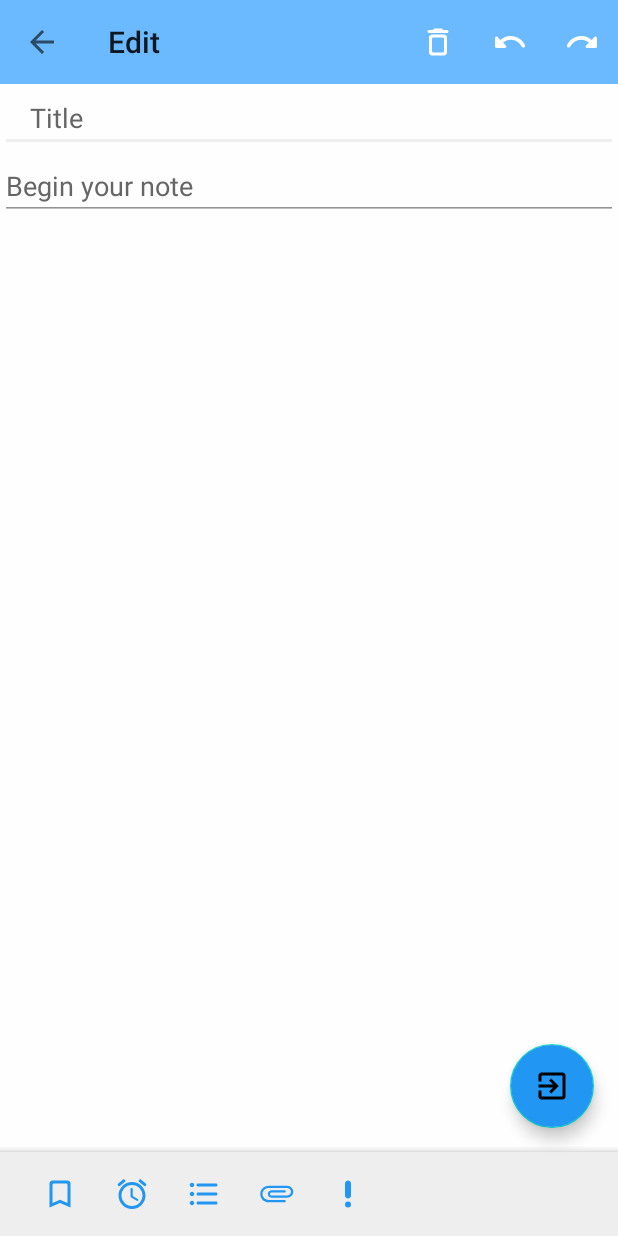
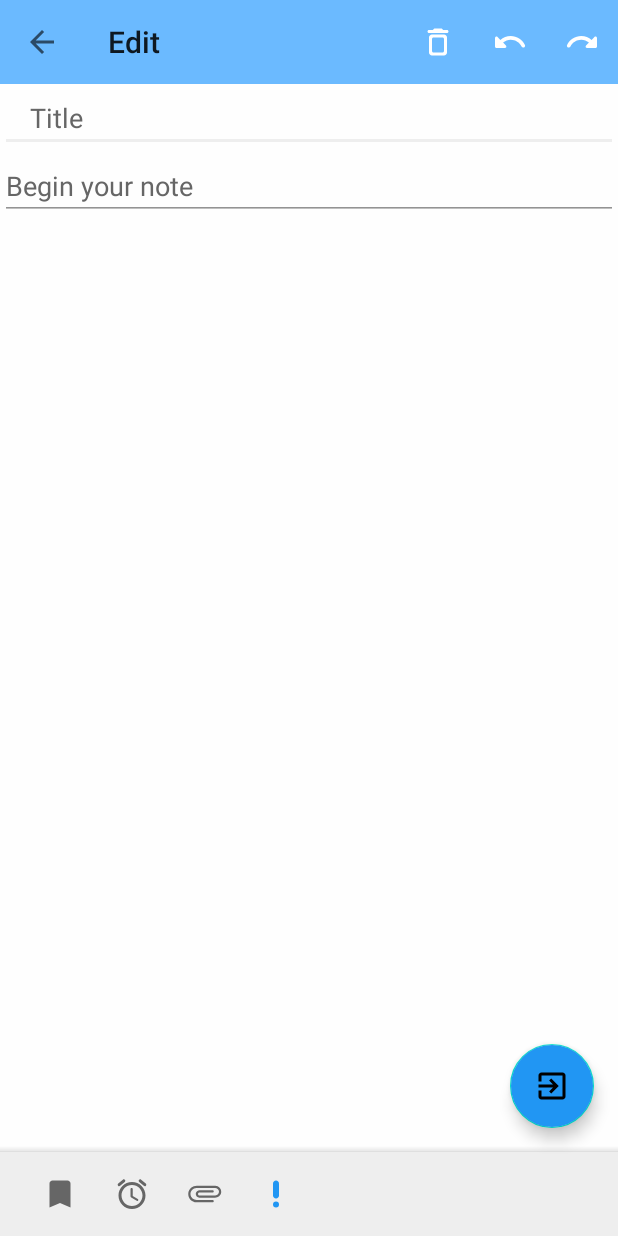
Before and after one commit to OSLL/practice20-task-manager, an Android app: the EditActivity screen opened directly, with no data from a screen before it, after a tap on "Redo", on a phone screen of 412 x 824 dp. Run offline under Robolectric (Android 15) with nearby library versions, the phone set to English and light mode, and no system bars; libraries missing offline, so code that uses them is left out: com.xwray.groupie; 2 other taps on this screen came first.

```diff
--- a/app/src/main/java/com/makentoshe/androidgithubcitemplate/EditActivity.kt
+++ b/app/src/main/java/com/makentoshe/androidgithubcitemplate/EditActivity.kt
@@ -1,14 +1,20 @@
 package com.makentoshe.androidgithubcitemplate
 
 import android.content.Intent
+import android.content.res.ColorStateList
 import android.graphics.drawable.ColorDrawable
 import android.os.Bundle
+import android.util.Log
 import android.view.Menu
+import android.view.MenuItem
 import android.view.View
 import android.view.animation.AnimationUtils
 import android.widget.ImageButton
 import android.widget.Toast
 import androidx.appcompat.app.AppCompatActivity
+import androidx.core.content.ContextCompat
+import androidx.core.graphics.toColor
+import androidx.core.widget.ImageViewCompat
 import androidx.recyclerview.widget.LinearLayoutManager
 import com.google.android.material.snackbar.Snackbar
 import com.makentoshe.androidgithubcitemplate.items.Task
@@ -18,19 +24,19 @@ import com.xwray.groupie.ViewHolder
 import kotlinx.android.synthetic.main.activity_edit.*
 import kotlinx.android.synthetic.main.activity_main.*
 import kotlinx.android.synthetic.main.note_layout.*
+import kotlin.math.PI
 
 class EditActivity : AppCompatActivity() {
-    var Title: String = ""
-    var Text: String = ""
-    var Date: Long = 0
-    var Image: String = ""
-    var Pin: Boolean = false
-    var Bookmark: Int = 0
-
+    var tTitle: String = ""
+    var tText: String = ""
+    var tDate: Long = 0
+    var tImage: String = ""
+    var tPin: Boolean = false
+    var tBookmark: Int = 0
     var isOpen = false
     var isPinned = false
-    //fun pinToggle()
-    fun addItem(isPinned: Boolean) {
+
+    fun addItem() {
         var db = TaskDatabase.getDatabase(application)
         var taskDao = db.taskDao()
         var task = Task()
@@ -39,6 +45,7 @@ class EditActivity : AppCompatActivity() {
             task.text=textField.text.toString()
             task.date=1//TODO
             task.image="a"//TODO
+            Log.v("PinStatusAdd",isPinned.toString())
             task.pin=isPinned
             task.bookmark=1//TODO
             taskDao.insert(task)
@@ -53,6 +60,12 @@ class EditActivity : AppCompatActivity() {
         actionBar?.setDisplayHomeAsUpEnabled(true)
         setContentView(R.layout.activity_edit)
 
+        Pin.setOnClickListener{
+            isPinned = !isPinned
+            if (isPinned) ImageViewCompat.setImageTintList(Pin, ColorStateList.valueOf(ContextCompat.getColor(applicationContext, R.color.colorPrimary))) else
+                ImageViewCompat.setImageTintList(Pin, ColorStateList.valueOf(ContextCompat.getColor(applicationContext, R.color.textColorSecondary)))
+            Log.v("PinStatus",isPinned.toString())
+        }
         // titlenote.addTextChangedListener(object: TextWatcher{
         //override fun afterTextChanged(s: Editable) {
         //    if (s.filter {char-> char.isDigit()}.isNotEmpty()) {
@@ -104,8 +117,20 @@ class EditActivity : AppCompatActivity() {
         }
 
     }
-
-
+    override fun onOptionsItemSelected(item: MenuItem): Boolean {
+        when (item.itemId) {
+            R.id.Undo ->{
+                Toast.makeText(this, "AAAAAAAAA", Toast.LENGTH_SHORT ).show()
+            }
+            R.id.Redo ->{
+                Toast.makeText(this, "AAAAAAAAA", Toast.LENGTH_SHORT ).show()
+            }
+            R.id.Delete ->{
+                Toast.makeText(this, "AAAAAAAAA", Toast.LENGTH_SHORT ).show()
+            }
+        }
+        return super.onOptionsItemSelected(item)
+    }
     override fun onCreateOptionsMenu(menu: Menu): Boolean {
         val inflater = menuInflater
         inflater.inflate(R.menu.edit_menu_upper, menu)
@@ -113,14 +138,14 @@ class EditActivity : AppCompatActivity() {
     }
 
         override fun onSupportNavigateUp(): Boolean {
-        addItem(isPinned)
+        addItem()
         intent = Intent(this, MainActivity::class.java)
         startActivity(intent)
         finish()
         return true
     }
     override fun onBackPressed() {
-        addItem(isPinned)
+        addItem()
         intent = Intent(this, MainActivity::class.java)
         startActivity(intent)
         finish()
--- a/app/src/main/java/com/makentoshe/androidgithubcitemplate/items/TaskDao.kt
+++ b/app/src/main/java/com/makentoshe/androidgithubcitemplate/items/TaskDao.kt
@@ -17,6 +17,9 @@ interface TaskDao {
     @Update
     fun update(employee: Task)
 
+    @Query("DELETE FROM Task WHERE id = :id")
+    fun deleteById(id: Long)
+
     @Delete
     fun delete(employee: Task?)
 
--- a/app/src/main/java/com/makentoshe/androidgithubcitemplate/items/TaskItem.kt
+++ b/app/src/main/java/com/makentoshe/androidgithubcitemplate/items/TaskItem.kt
@@ -1,5 +1,6 @@
 package com.makentoshe.androidgithubcitemplate.items
 
+import android.util.Log
 import android.view.View
 import com.makentoshe.androidgithubcitemplate.R
 import com.xwray.groupie.kotlinandroidextensions.Item
@@ -20,6 +21,7 @@ class TaskItem(private val task: Task) : Item() {
                 note_date.visibility = View.VISIBLE
                 note_date.text = "High Noon"
             }
+            Log.v("PinStatusBind",task.pin.toString())
             if (task.pin) pin_icon.visibility = View.VISIBLE
             if (task.image != "") note_image.visibility = View.VISIBLE
             if (task.bookmark != 0) {
--- a/app/src/main/res/layout/activity_edit.xml
+++ b/app/src/main/res/layout/activity_edit.xml
@@ -83,16 +83,62 @@
             android:layout_height="wrap_content"
             android:gravity="end"
             app:backgroundTint="@color/buttonBackground"
-            app:layout_constraintBottom_toBottomOf="parent"
-            tools:layout_editor_absoluteX="16dp">
+            app:layout_constraintBottom_toBottomOf="parent">
 
-            <include
-                layout="@layout/edit_menu_lower"
+            <LinearLayout
                 android:layout_width="wrap_content"
-                android:layout_height="wrap_content"
-                android:layout_toEndOf="@id/bottom_navigation">
+                android:layout_height="wrap_content">
+                <ImageButton
+                    android:id="@+id/SetColor"
+                    android:layout_width="48dp"
+                    android:layout_height="48dp"
+                    android:background="?attr/selectableItemBackgroundBorderless"
+                    android:enabled="true"
+                    android:src="@drawable/bookmark_icon"
+                    android:tint="@color/textColorSecondary"
+                    android:title="Set color"/>
 
-            </include>
+                <ImageButton
+                    android:id="@+id/SetAlarm"
+                    android:layout_width="48dp"
+                    android:layout_height="48dp"
+                    android:background="?attr/selectableItemBackgroundBorderless"
+                    android:enabled="true"
+                    android:src="@drawable/newalarm_icon"
+                    android:tint="@color/textColorSecondary"
+                    android:title="Set alarm" />
+
+                <!--<ImageButton
+                    android:id="@+id/SetList"
+                    android:layout_width="48dp"
+                    android:layout_height="48dp"
+                    android:background="?attr/selectableItemBackgroundBorderless"
+                    android:enabled="true"
+                    android:onClick="listToggle"
+                    android:src="@drawable/listadd_icon"
+                    android:tint="@color/textColorSecondary"
+                    android:title="Create list" />-->
+
+                <ImageButton
+                    android:id="@+id/SetAttachment"
+                    android:layout_width="48dp"
+                    android:layout_height="48dp"
+                    android:background="?attr/selectableItemBackgroundBorderless"
+                    android:enabled="true"
+                    android:src="@drawable/addattachment_icon"
+                    android:tint="@color/textColorSecondary"
+                    android:title="Add attachment" />
+
+                <ImageButton
+                    android:id="@+id/Pin"
+                    android:layout_width="48dp"
+                    android:layout_height="48dp"
+                    android:background="?attr/selectableItemBackgroundBorderless"
+                    android:enabled="true"
+                    android:src="@drawable/pin_icon"
+                    android:tint="@color/textColorSecondary"
+                    android:title="Pin task" />
+            </LinearLayout>
 
 
         </com.google.android.material.bottomappbar.BottomAppBar>
--- a/app/src/main/res/layout/edit_menu_lower.xml
+++ /dev/null
@@ -1,69 +0,0 @@
-<?xml version="1.0" encoding="utf-8"?>
-
-<FrameLayout xmlns:android="http://schemas.android.com/apk/res/android"
-    android:layout_width="wrap_content"
-    android:layout_height="wrap_content">
-
-    <LinearLayout
-        android:layout_width="wrap_content"
-        android:layout_height="wrap_content"
-        android:enabled="true">
-
-        <ImageButton
-            android:id="@+id/SetColor"
-            android:layout_width="48dp"
-            android:layout_height="48dp"
-            android:clickable="true"
-            android:background="?attr/selectableItemBackground"
-            android:enabled="true"
-            android:src="@drawable/appearance_icon"
-            android:tint="@color/colorPrimary"
-            android:title="Set color" />
-
-        <ImageButton
-            android:id="@+id/SetAlarm"
-            android:layout_width="48dp"
-            android:layout_height="48dp"
-            android:clickable="true"
-            android:background="?attr/selectableItemBackground"
-            android:enabled="true"
-            android:src="@drawable/newalarm_icon"
-            android:tint="@color/colorPrimary"
-            android:title="Set alarm" />
-
-        <ImageButton
-            android:id="@+id/SetList"
-            android:layout_width="48dp"
-            android:layout_height="48dp"
-            android:background="?attr/selectableItemBackground"
-            android:enabled="true"
-            android:clickable="true"
-            android:src="@drawable/listadd_icon"
-            android:tint="@color/colorPrimary"
-            android:title="Create list" />
-
-        <ImageButton
-            android:id="@+id/SetAttachment"
-            android:layout_width="48dp"
-            android:layout_height="48dp"
-            android:background="?attr/selectableItemBackground"
-            android:enabled="true"
-            android:src="@drawable/addattachment_icon"
-            android:tint="@color/colorPrimary"
-            android:clickable="true"
-            android:title="Add attachment" />
-
-        <ImageButton
-            android:id="@+id/Pin"
-            android:layout_width="48dp"
-            android:layout_height="48dp"
-            android:background="?attr/selectableItemBackground"
-            android:enabled="true"
-            android:clickable="true"
-            android:onClick="pinToggle"
-            android:src="@drawable/pin_icon"
-            android:tint="@color/colorPrimary"
-            android:title="Pin task"
-            android:focusable="true" />
-    </LinearLayout>
-</FrameLayout>
--- a/app/src/main/res/layout/note_layout.xml
+++ b/app/src/main/res/layout/note_layout.xml
@@ -31,7 +31,7 @@
                 android:layout_height="wrap_content"
                 android:layout_marginEnd="5dp"
                 android:src="@drawable/pin_icon"
-                android:textColor="#FF0000"
+                android:tint="@color/textColorSecondary"
                 android:visibility="gone"
                 app:layout_constraintBottom_toBottomOf="parent"
                 app:layout_constraintEnd_toStartOf="@id/alarm_icon"
--- a/app/src/main/res/menu/edit_menu_upper.xml
+++ b/app/src/main/res/menu/edit_menu_upper.xml
@@ -3,19 +3,19 @@
 <menu xmlns:android="http://schemas.android.com/apk/res/android"
     xmlns:app="http://schemas.android.com/apk/res-auto">
     <item
-        android:id="@+id/SetColor"
+        android:id="@+id/Delete"
         android:enabled="true"
         android:icon="@drawable/delete_icon"
         android:title="Delete"
         app:showAsAction="always" />
     <item
-        android:id="@+id/SetAlarm"
+        android:id="@+id/Undo"
         android:enabled="true"
         android:icon="@drawable/undo_icon"
         android:title="Undo"
         app:showAsAction="always" />
     <item
-        android:id="@+id/SetList"
+        android:id="@+id/Redo"
         android:enabled="true"
         android:icon="@drawable/redo_icon"
         android:title="Redo"
```
Also changed, not shown: app/src/main/java/com/makentoshe/androidgithubcitemplate/MainActivity.kt (+67 -14 lines), app/src/main/java/com/makentoshe/androidgithubcitemplate/items/DatabaseClient.kt (deleted, +0 -34 lines), app/src/main/java/com/makentoshe/androidgithubcitemplate/items/TaskItemCallback.kt (+1 -40 lines).
